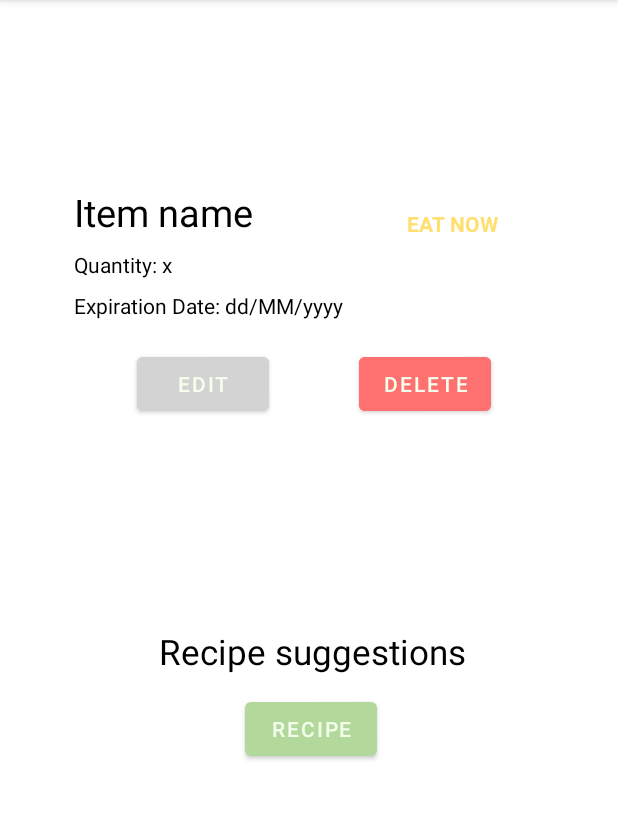
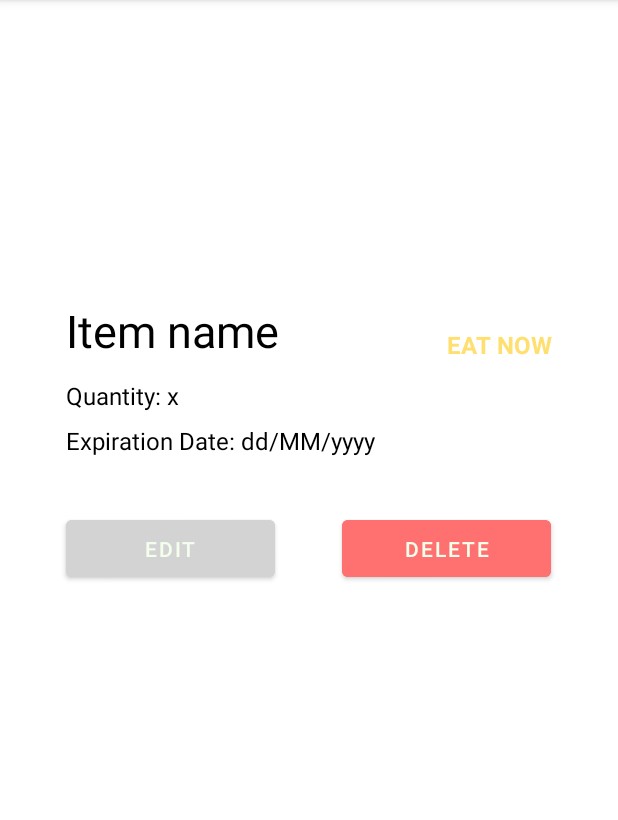
Before and after one commit to solveiglangas/MobileApplications, an Android app: the ItemDetailsActivity screen opened directly, with no data from a screen before it, on a phone screen of 412 x 824 dp, the part 84-904 px from its top. Run offline under Robolectric (Android 15) with nearby library versions, the phone set to English and light mode, and no system bars; our stand-ins replace Room's generated code; 1 statement that could not run was skipped.

Commit message:
styling without recipie

```diff
--- a/USEBY/app/src/main/java/com/example/use_by/Food.java
+++ b/USEBY/app/src/main/java/com/example/use_by/Food.java
@@ -89,7 +89,6 @@ public class Food {
         LocalDateTime currentDate = LocalDateTime.now();
 
         String dateFormat = "dd/MM/yyyy";
-        //DateTimeFormatter dtf = DateTimeFormatter.ofPattern(dateFormat);
 
         DateTimeFormatter dtf = new DateTimeFormatterBuilder()
                 .appendPattern(dateFormat)
--- a/USEBY/app/src/main/java/com/example/use_by/ItemDetailsActivity.java
+++ b/USEBY/app/src/main/java/com/example/use_by/ItemDetailsActivity.java
@@ -38,7 +38,7 @@ public class ItemDetailsActivity extends AppCompatActivity {
             TextView expirationDate = findViewById(R.id.item_details_expiration_date);
 
             title.setText(item.getName());
-            quantity.setText("Quantity: " + String.valueOf(item.getQuantity()));
+            quantity.setText("Quantity: " + item.getQuantity());
             expirationDate.setText("Expiration date: "  + item.getDate());
         }
     }
@@ -47,7 +47,6 @@ public class ItemDetailsActivity extends AppCompatActivity {
     @Override
     protected void onRestart() {
         super.onRestart();
-
         item = db.foodDao().findById(itemId);
         fillItemDetails();
         setStatus();
@@ -75,7 +74,7 @@ public class ItemDetailsActivity extends AppCompatActivity {
             status.setTextColor(getColor(R.color.status_eat_now));
         } else {
             status.setText(getResources().getString(R.string.status_good));
-            status.setTextColor(getColor(R.color.status_good));;
+            status.setTextColor(getColor(R.color.status_good));
         }
     }
 
--- a/USEBY/app/src/main/res/layout/activity_item_details.xml
+++ b/USEBY/app/src/main/res/layout/activity_item_details.xml
@@ -8,23 +8,21 @@
 
     <!-- TODO: Image or category image -->
 
+    <!-- TODO:Add style from list button when it is done -->
+    <!-- TODO: Placeholder for dynamic content -->
+
     <TextView
         android:id="@+id/item_details_item_name"
         android:layout_width="225dp"
         android:layout_height="wrap_content"
 
-        android:layout_marginTop="106dp"
-
-        android:layout_marginBottom="591dp"
+        android:layout_marginStart="44dp"
+        android:layout_marginTop="200dp"
         android:text="Item name"
-        android:textSize="25sp"
-        app:layout_constraintBottom_toBottomOf="parent"
-        app:layout_constraintEnd_toEndOf="parent"
-        app:layout_constraintHorizontal_bias="0.265"
+        android:textSize="30dp"
+        app:layout_constrainedWidth="true"
         app:layout_constraintStart_toStartOf="parent"
-        app:layout_constraintTop_toTopOf="parent"
-        app:layout_constrainedWidth="true"
-        />
+        app:layout_constraintTop_toTopOf="parent" />
 
     <TextView
         android:id="@+id/item_details_expiration_date"
@@ -33,6 +31,7 @@
 
         android:layout_marginTop="8dp"
         android:text="Expiration Date: dd/MM/yyyy"
+        android:textSize="16dp"
         app:layout_constraintEnd_toEndOf="@+id/item_details_quantity"
         app:layout_constraintHorizontal_bias="0.0"
         app:layout_constraintStart_toStartOf="@+id/item_details_quantity"
@@ -43,8 +42,9 @@
         android:layout_width="wrap_content"
         android:layout_height="wrap_content"
 
-        android:layout_marginTop="8dp"
+        android:layout_marginTop="12dp"
         android:text="Quantity: x"
+        android:textSize="16dp"
         app:layout_constraintEnd_toEndOf="@+id/item_details_item_name"
         app:layout_constraintHorizontal_bias="0.0"
         app:layout_constraintStart_toStartOf="@+id/item_details_item_name"
@@ -56,81 +56,45 @@
         android:layout_width="wrap_content"
         android:layout_height="wrap_content"
 
-        android:layout_marginStart="275dp"
-        android:layout_marginTop="121dp"
-        android:layout_marginEnd="84dp"
-        android:layout_marginBottom="591dp"
-
+        android:layout_marginStart="28dp"
+        android:layout_marginEnd="44dp"
         android:text="STATUS"
-        app:layout_constraintBottom_toBottomOf="parent"
+        android:textSize="16dp"
+        app:layout_constraintBottom_toBottomOf="@+id/item_details_item_name"
         app:layout_constraintEnd_toEndOf="parent"
-        app:layout_constraintStart_toStartOf="parent"
-        app:layout_constraintTop_toTopOf="parent" />
-
-    <!-- TODO:Add style from list button when it is done -->
-    <!-- TODO: Placeholder for dynamic content -->
+        app:layout_constraintHorizontal_bias="1.0"
+        app:layout_constraintStart_toEndOf="@+id/item_details_item_name"
+        app:layout_constraintTop_toTopOf="@+id/item_details_item_name"
+        app:layout_constraintVertical_bias="1.0" />
 
     <Button
         android:id="@+id/button3"
         style="@style/CancelButton"
+        android:layout_width="139dp"
+        android:layout_height="50dp"
+
+        android:layout_marginStart="44dp"
+        android:onClick="openDeleteAlertDialog"
         android:text="Delete"
-        android:onClick="openDeleteAlertDialog"
-
-        android:layout_width="wrap_content"
-        android:layout_height="wrap_content"
-        android:layout_marginTop="213dp"
-        android:layout_marginBottom="470dp"
-        app:layout_constraintBottom_toBottomOf="parent"
-        app:layout_constraintEnd_toEndOf="parent"
-        app:layout_constraintHorizontal_bias="0.738"
-        app:layout_constraintStart_toStartOf="parent"
-        app:layout_constraintTop_toTopOf="parent" />
+        app:layout_constraintBottom_toBottomOf="@+id/button"
+        app:layout_constraintEnd_toEndOf="@+id/item_details_status"
+        app:layout_constraintStart_toEndOf="@+id/button"
+        app:layout_constraintTop_toTopOf="@+id/button"
+        app:layout_constraintVertical_bias="0.0" />
 
     <Button
         android:id="@+id/button"
         style="@style/SecondaryButton"
+        android:layout_width="139dp"
+        android:layout_height="50dp"
+
+        android:layout_marginTop="36dp"
+        android:onClick="editItem"
         android:text="Edit"
-        android:onClick="editItem"
-
-        android:layout_width="wrap_content"
-        android:layout_height="wrap_content"
-        android:layout_marginEnd="60dp"
-        app:layout_constraintBottom_toBottomOf="@+id/button3"
-        app:layout_constraintEnd_toStartOf="@+id/button3"
-        app:layout_constraintTop_toTopOf="@+id/button3"
-        app:layout_constraintVertical_bias="0.0" />
-
-    <TextView
-        android:id="@+id/textView4"
-        android:layout_width="wrap_content"
-        android:layout_height="wrap_content"
-        android:layout_marginStart="106dp"
-
-        android:layout_marginTop="382dp"
-        android:layout_marginEnd="106dp"
-        android:layout_marginBottom="318dp"
-        android:text="Recipe suggestions"
-
-        android:textSize="23sp"
-        app:layout_constraintBottom_toBottomOf="parent"
-        app:layout_constraintEnd_toEndOf="parent"
+        app:layout_constraintEnd_toEndOf="@+id/item_details_expiration_date"
         app:layout_constraintHorizontal_bias="0.0"
-        app:layout_constraintStart_toStartOf="parent"
-        app:layout_constraintTop_toTopOf="parent"
-        app:layout_constraintVertical_bias="1.0" />
-
-    <Button
-        android:id="@+id/button4"
-        android:layout_width="wrap_content"
-
-        android:layout_height="wrap_content"
-
-        android:layout_marginTop="12dp"
-        android:text="Recipe"
-        app:layout_constraintEnd_toEndOf="@+id/textView4"
-        app:layout_constraintHorizontal_bias="0.491"
-        app:layout_constraintStart_toStartOf="@+id/textView4"
-        app:layout_constraintTop_toBottomOf="@+id/textView4" />
+        app:layout_constraintStart_toStartOf="@+id/item_details_expiration_date"
+        app:layout_constraintTop_toBottomOf="@+id/item_details_expiration_date" />
 
 
 </androidx.constraintlayout.widget.ConstraintLayout>
--- a/USEBY/app/src/main/res/values/strings.xml
+++ b/USEBY/app/src/main/res/values/strings.xml
@@ -4,18 +4,20 @@
     <string name="add">Add</string>
     <string name="quantity">Quantity</string>
     <string name="expiration_date">Expiration Date</string>
-    <string name="eg_25_01_2022">Eg. 25.01.2022</string>
-    <string name="pick_date">Pick date</string>
     <string name="food_name">Food</string>
+    <string name="date_format">dd/MM/yyyy</string>
+    <string name="search_hint">Search food</string>
+
+    <!-- Button names and labels -->
     <string name="cancel">Cancel</string>
     <string name="save">Save</string>
     <string name="edit">Edit</string>
-    <string name="date_format">dd/MM/yyyy</string>
+
+    <!-- statueses -->
     <string name="status_good">GOOD</string>
     <string name="status_eat_now">EAT NOW</string>
     <string name="status_expired">EXPIRED</string>
 
     <!-- number of dates before expiration date when status is eat now-->
     <string name="num_days_eat_now">3</string>
-    <string name="search_hint">Search food</string>
 </resources>
```
Also changed, not shown: USEBY/app/src/main/java/com/example/use_by/OpenListActivity.java (+2 -9 lines).
